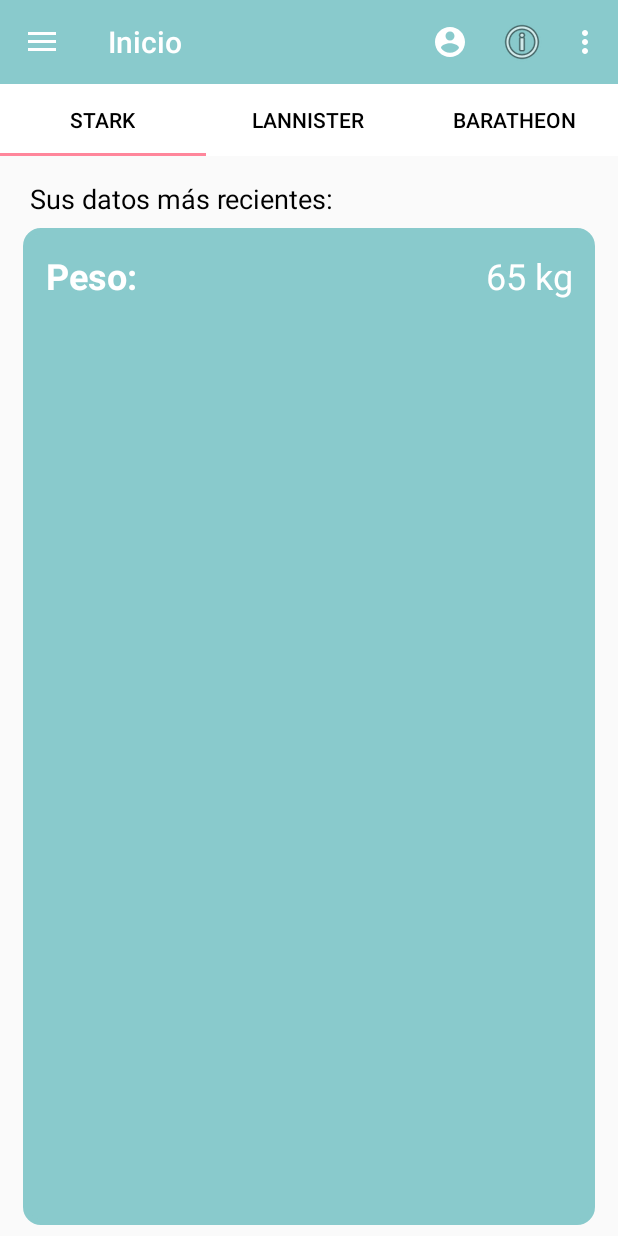
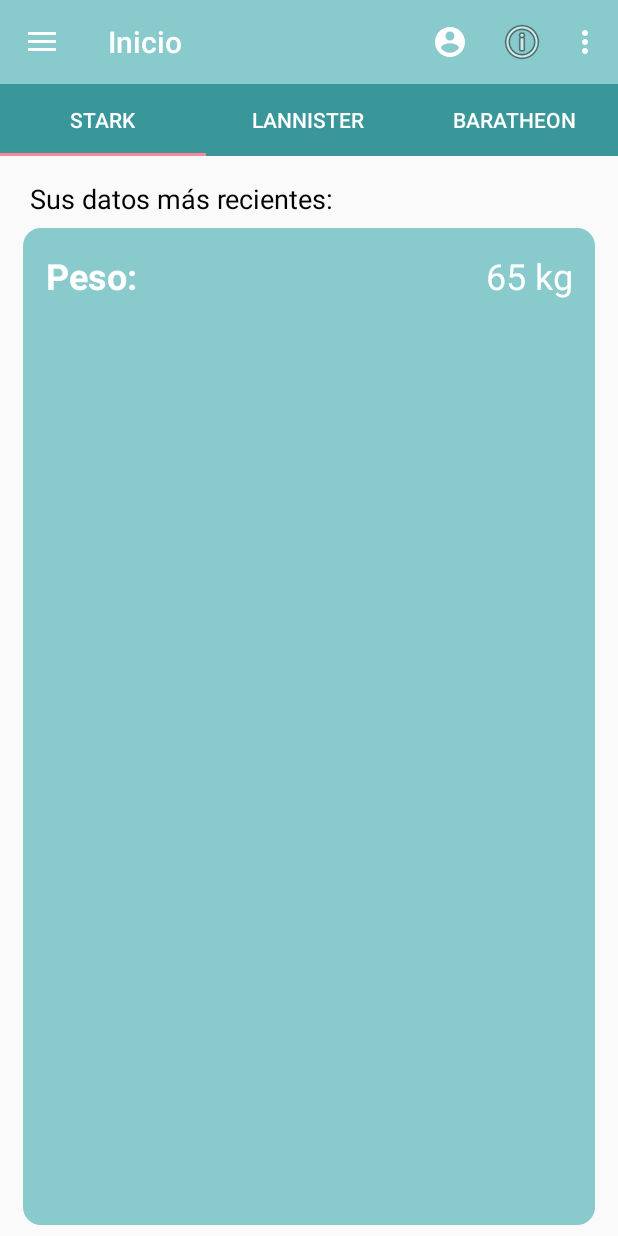
Before and after one commit to rousah/Bascula-grupo-2, an Android app: the screen it shows after launch once a user with an empty profile is signed in (MainActivity), on a phone screen of 412 x 824 dp. Run offline under Robolectric (Android 15) with nearby library versions, the phone set to English and light mode, and no system bars; our stand-ins replace Firebase (no records; nobody signed in at launch, a user with empty details on screens opened directly); libraries missing offline, so code that uses them is left out: com.firebase.ui; 1 statement that could not run was skipped.

Commit message:
cambiar colores

```diff
--- a/Bascula/app/src/main/res/layout/tab_fragment_layout.xml
+++ b/Bascula/app/src/main/res/layout/tab_fragment_layout.xml
@@ -10,10 +10,10 @@
     <android.support.design.widget.TabLayout
         android:id="@+id/tabs"
         app:tabGravity="fill"
-        android:background="@android:color/white"
+        android:background="@color/colorPrimary"
         app:tabIndicatorColor="@color/colorAccent"
-        app:tabSelectedTextColor="@"
-        app:tabTextColor="@android:color/black"
+        app:tabSelectedTextColor="@android:color/white"
+        app:tabTextColor="@android:color/white"
         android:layout_width="match_parent"
         android:layout_height="wrap_content">
     </android.support.design.widget.TabLayout>
```
